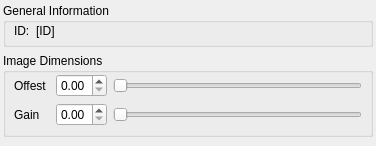
Before: the Qt Designer form QCam/dockWidgetQCam.ui in itom-project/plugins, drawn with Qt 5.
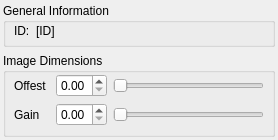
After: the same form once the commit is applied.

Commit message: plugin dock- dialogWidget adapted for high resolution screens

```diff
--- a/QCam/dockWidgetQCam.ui
+++ b/QCam/dockWidgetQCam.ui
@@ -6,16 +6,10 @@
    <rect>
     <x>0</x>
     <y>0</y>
-    <width>376</width>
-    <height>146</height>
+    <width>278</width>
+    <height>123</height>
    </rect>
   </property>
-  <property name="minimumSize">
-   <size>
-    <width>170</width>
-    <height>122</height>
-   </size>
-  </property>
   <property name="windowTitle">
    <string>Form</string>
   </property>
```
Left out of the diff: 11 changed lines with no effect on the pictures. The commit also changes 27 other files.
